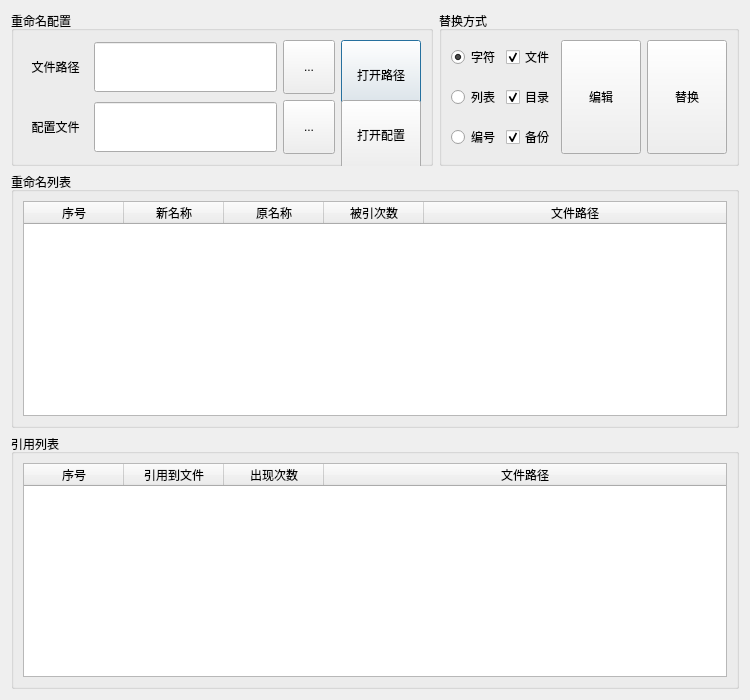
Before: the Qt Designer form rename_file_name.ui in WeiMuYang/markdown-assistant, drawn with Qt 5.
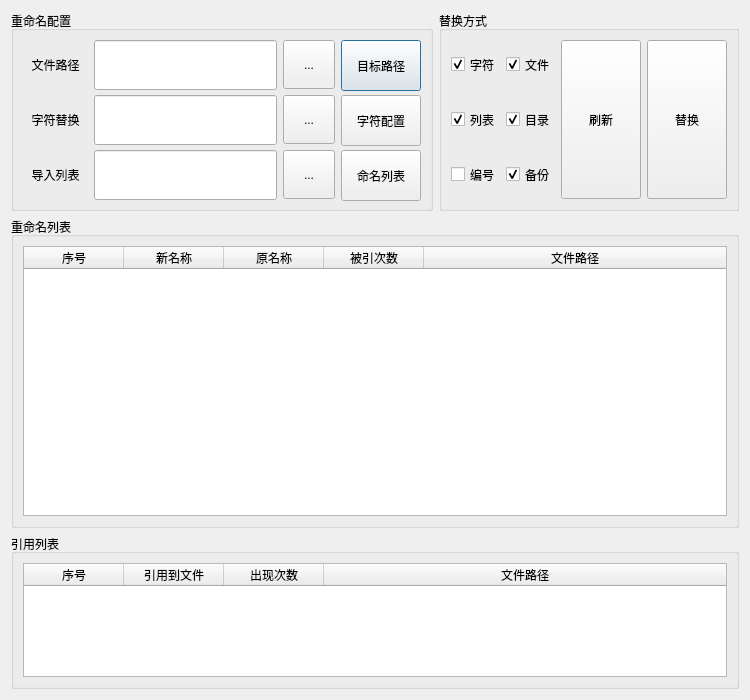
After: the same form once the commit is applied.

Commit message: feat: 初步添加文件修改功能有待测试和优化

```diff
--- a/rename_file_name.ui
+++ b/rename_file_name.ui
@@ -25,13 +25,13 @@
   <property name="windowTitle">
    <string>重命名</string>
   </property>
-  <layout class="QVBoxLayout" name="verticalLayout_6">
+  <layout class="QVBoxLayout" name="verticalLayout_8" stretch="1,2,1">
    <item>
-    <layout class="QHBoxLayout" name="horizontalLayout_3" stretch="6,2">
+    <layout class="QHBoxLayout" name="horizontalLayout_3" stretch="2,1">
      <item>
       <widget class="QGroupBox" name="pathWgt">
        <property name="sizePolicy">
-        <sizepolicy hsizetype="Preferred" vsizetype="Fixed">
+        <sizepolicy hsizetype="Preferred" vsizetype="Preferred">
          <horstretch>0</horstretch>
          <verstretch>0</verstretch>
         </sizepolicy>
@@ -39,13 +39,13 @@
        <property name="minimumSize">
         <size>
          <width>0</width>
-         <height>126</height>
+         <height>200</height>
         </size>
        </property>
        <property name="maximumSize">
         <size>
          <width>16777215</width>
-         <height>155</height>
+         <height>200</height>
         </size>
        </property>
        <property name="title">
@@ -103,7 +103,35 @@
              </size>
             </property>
             <property name="text">
-             <string>配置文件</string>
+             <string>字符替换</string>
+            </property>
+            <property name="alignment">
+             <set>Qt::AlignCenter</set>
+            </property>
+           </widget>
+          </item>
+          <item>
+           <widget class="QLabel" name="label_5">
+            <property name="sizePolicy">
+             <sizepolicy hsizetype="Preferred" vsizetype="Preferred">
+              <horstretch>0</horstretch>
+              <verstretch>0</verstretch>
+             </sizepolicy>
+            </property>
+            <property name="minimumSize">
+             <size>
+              <width>50</width>
+              <height>0</height>
+             </size>
+            </property>
+            <property name="maximumSize">
+             <size>
+              <width>16777215</width>
+              <height>1000000</height>
+             </size>
+            </property>
+            <property name="text">
+             <string>导入列表</string>
             </property>
             <property name="alignment">
              <set>Qt::AlignCenter</set>
@@ -113,7 +141,7 @@
          </layout>
         </item>
         <item>
-         <layout class="QVBoxLayout" name="verticalLayout_7">
+         <layout class="QVBoxLayout" name="verticalLayout_7" stretch="1,1,1">
           <item>
            <layout class="QHBoxLayout" name="horizontalLayout_2" stretch="7,2,3">
             <item>
@@ -153,11 +181,11 @@
               <property name="minimumSize">
                <size>
                 <width>0</width>
-                <height>70</height>
+                <height>51</height>
                </size>
               </property>
               <property name="text">
-               <string>打开路径</string>
+               <string>目标路径</string>
               </property>
              </widget>
             </item>
@@ -208,11 +236,66 @@
               <property name="minimumSize">
                <size>
                 <width>0</width>
-                <height>70</height>
+                <height>51</height>
                </size>
               </property>
               <property name="text">
-               <string>打开配置</string>
+               <string>字符配置</string>
+              </property>
+             </widget>
+            </item>
+           </layout>
+          </item>
+          <item>
+           <layout class="QHBoxLayout" name="horizontalLayout_6" stretch="7,2,3">
+            <item>
+             <widget class="QLineEdit" name="NameListPathEdit">
+              <property name="sizePolicy">
+               <sizepolicy hsizetype="Expanding" vsizetype="Fixed">
+                <horstretch>0</horstretch>
+                <verstretch>0</verstretch>
+               </sizepolicy>
+              </property>
+              <property name="minimumSize">
+               <size>
+                <width>0</width>
+                <height>50</height>
+               </size>
+              </property>
+              <property name="text">
+               <string/>
+              </property>
+             </widget>
+            </item>
+            <item>
+             <widget class="QToolButton" name="ChooseListPbn">
+              <property name="sizePolicy">
+               <sizepolicy hsizetype="Expanding" vsizetype="Preferred">
+                <horstretch>0</horstretch>
+                <verstretch>0</verstretch>
+               </sizepolicy>
+              </property>
+              <property name="text">
+               <string>...</string>
+              </property>
+             </widget>
+            </item>
+            <item>
+             <widget class="QPushButton" name="OpenListFilePbn">
+              <property name="sizePolicy">
+               <sizepolicy hsizetype="Expanding" vsizetype="Preferred">
+                <horstretch>0</horstretch>
+                <verstretch>0</verstretch>
+               </sizepolicy>
+              </property>
+              <property name="minimumSize">
+               <size>
+                <width>0</width>
+                <height>51</height>
+               </size>
+              </property>
+              <property name="text">
+               <string>命名列表</string>
               </property>
              </widget>
             </item>
@@ -224,15 +307,33 @@
       </widget>
      </item>
      <item>
-      <widget class="QGroupBox" name="horizontalGroupBox_2">
+      <widget class="QGroupBox" name="replaceStrategy">
+       <property name="sizePolicy">
+        <sizepolicy hsizetype="Preferred" vsizetype="Preferred">
+         <horstretch>0</horstretch>
+         <verstretch>0</verstretch>
+        </sizepolicy>
+       </property>
+       <property name="minimumSize">
+        <size>
+         <width>0</width>
+         <height>200</height>
+        </size>
+       </property>
+       <property name="maximumSize">
+        <size>
+         <width>16777215</width>
+         <height>200</height>
+        </size>
+       </property>
        <property name="title">
         <string>替换方式</string>
        </property>
-       <layout class="QHBoxLayout" name="horizontalLayout_5" stretch="2,0,3,3">
+       <layout class="QHBoxLayout" name="horizontalLayout_5" stretch="1,1,2,2">
         <item>
          <layout class="QVBoxLayout" name="verticalLayout_3">
           <item>
-           <widget class="QRadioButton" name="charRadioBtn">
+           <widget class="QCheckBox" name="charRadioBtn">
             <property name="sizePolicy">
              <sizepolicy hsizetype="Minimum" vsizetype="Preferred">
               <horstretch>0</horstretch>
@@ -254,7 +355,7 @@
            </widget>
           </item>
           <item>
-           <widget class="QRadioButton" name="listRadioBtn">
+           <widget class="QCheckBox" name="listRadioBtn">
             <property name="sizePolicy">
              <sizepolicy hsizetype="Minimum" vsizetype="Preferred">
               <horstretch>0</horstretch>
@@ -267,10 +368,13 @@
             <property name="text">
              <string>列表</string>
             </property>
+            <property name="checked">
+             <bool>true</bool>
+            </property>
            </widget>
           </item>
           <item>
-           <widget class="QRadioButton" name="addNumRadioBtn">
+           <widget class="QCheckBox" name="addNumRadioBtn">
             <property name="sizePolicy">
              <sizepolicy hsizetype="Minimum" vsizetype="Preferred">
               <horstretch>0</horstretch>
@@ -340,23 +444,27 @@
          </layout>
         </item>
         <item>
-         <widget class="QPushButton" name="EditNameFilePbn">
-          <property name="sizePolicy">
-           <sizepolicy hsizetype="Expanding" vsizetype="Preferred">
-            <horstretch>0</horstretch>
-            <verstretch>0</verstretch>
-           </sizepolicy>
-          </property>
-          <property name="minimumSize">
-           <size>
-            <width>0</width>
-            <height>70</height>
-           </size>
-          </property>
-          <property name="text">
-           <string>编辑</string>
-          </property>
-         </widget>
+         <layout class="QVBoxLayout" name="verticalLayout_6">
+          <item>
+           <widget class="QPushButton" name="refreshPbn">
+            <property name="sizePolicy">
+             <sizepolicy hsizetype="Expanding" vsizetype="Preferred">
+              <horstretch>0</horstretch>
+              <verstretch>0</verstretch>
+             </sizepolicy>
+            </property>
+            <property name="minimumSize">
+             <size>
+              <width>0</width>
+              <height>70</height>
+             </size>
+            </property>
+            <property name="text">
+             <string>刷新</string>
+            </property>
+           </widget>
+          </item>
+         </layout>
         </item>
         <item>
          <widget class="QPushButton" name="ReplaceByListPbn">
@@ -385,7 +493,7 @@
    <item>
     <widget class="QGroupBox" name="groupBox">
      <property name="sizePolicy">
-      <sizepolicy hsizetype="Preferred" vsizetype="Expanding">
+      <sizepolicy hsizetype="Preferred" vsizetype="Preferred">
        <horstretch>0</horstretch>
        <verstretch>0</verstretch>
       </sizepolicy>
@@ -453,7 +561,7 @@
    <item>
     <widget class="QGroupBox" name="groupBox_2">
      <property name="sizePolicy">
-      <sizepolicy hsizetype="Preferred" vsizetype="Expanding">
+      <sizepolicy hsizetype="Preferred" vsizetype="Preferred">
        <horstretch>0</horstretch>
        <verstretch>0</verstretch>
       </sizepolicy>
```
The commit also changes 6 other files.
